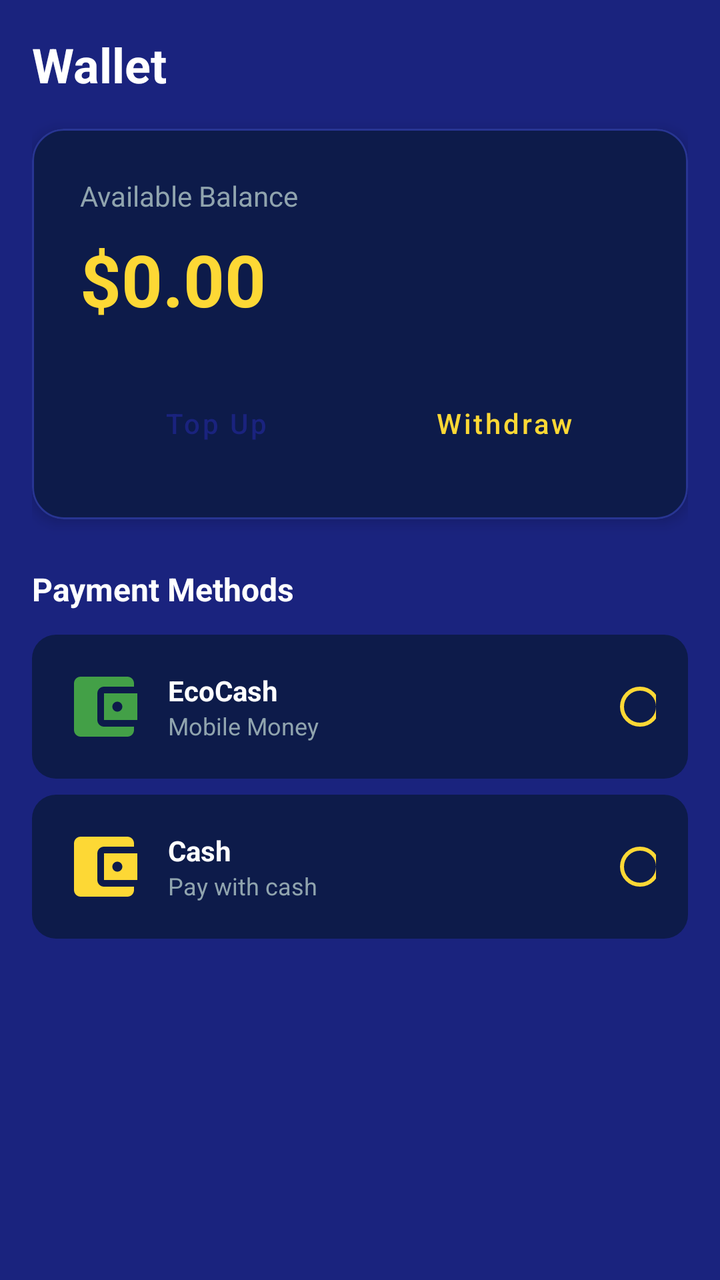
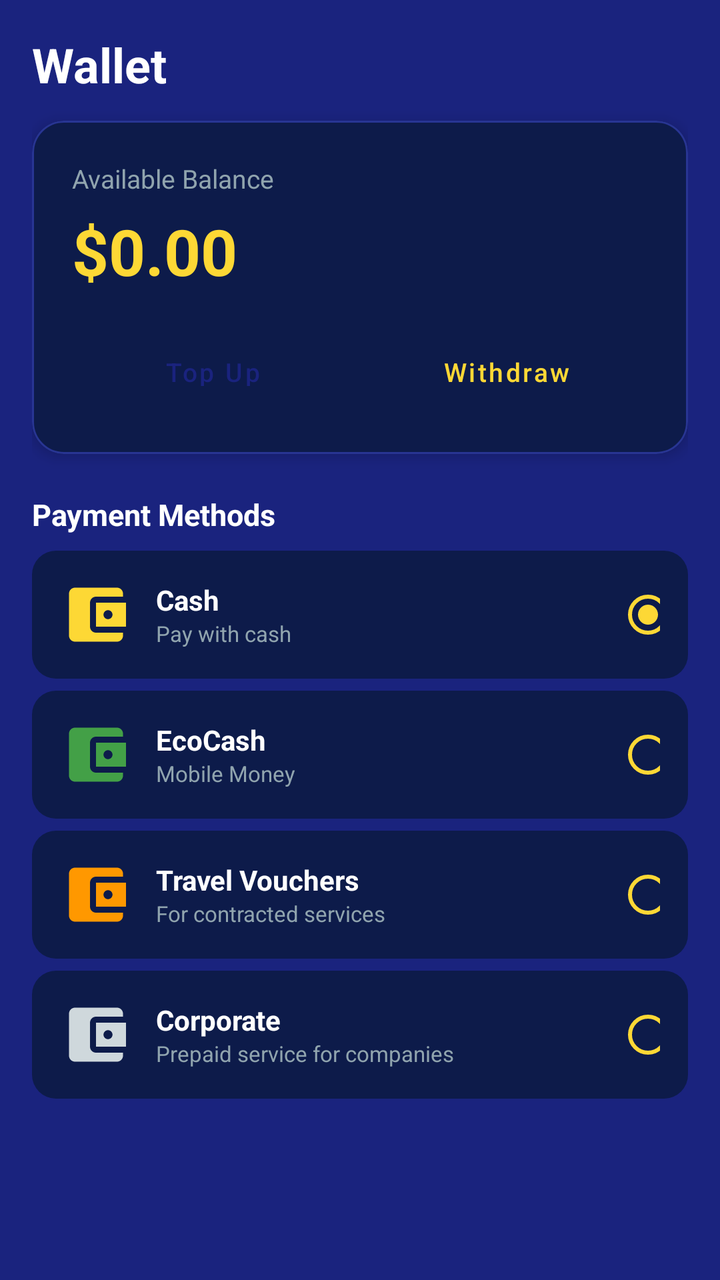

Two renders of the same Android screen: before a commit and after it. Below are the layout's source before the change and the commit's diff.
<!-- AndroidManifest.xml: application theme Theme.MinTaxis -->
<!-- res/layout/fragment_wallet.xml -->
<?xml version="1.0" encoding="utf-8"?>
<ScrollView 
    xmlns:android="http://schemas.android.com/apk/res/android"
    xmlns:app="http://schemas.android.com/apk/res-auto"
    android:layout_width="match_parent"
    android:layout_height="match_parent"
    android:background="@color/mintaxis_navy">

    <androidx.constraintlayout.widget.ConstraintLayout
        android:layout_width="match_parent"
        android:layout_height="wrap_content"
        android:padding="16dp">

        
        <TextView
            android:id="@+id/walletTitle"
            android:layout_width="wrap_content"
            android:layout_height="wrap_content"
            android:text="Wallet"
            android:textColor="@color/mintaxis_text_primary"
            android:textSize="24sp"
            android:textStyle="bold"
            app:layout_constraintStart_toStartOf="parent"
            app:layout_constraintTop_toTopOf="parent" />

        
        <com.google.android.material.card.MaterialCardView
            android:id="@+id/balanceCard"
            style="@style/MinTaxis.Card"
            android:layout_width="0dp"
            android:layout_height="wrap_content"
            android:layout_marginTop="16dp"
            app:cardBackgroundColor="@color/mintaxis_navy_dark"
            app:layout_constraintEnd_toEndOf="parent"
            app:layout_constraintStart_toStartOf="parent"
            app:layout_constraintTop_toBottomOf="@id/walletTitle">

            <LinearLayout
                android:layout_width="match_parent"
                android:layout_height="wrap_content"
                android:orientation="vertical"
                android:padding="24dp">

                <TextView
                    android:layout_width="wrap_content"
                    android:layout_height="wrap_content"
                    android:text="Available Balance"
                    android:textColor="@color/mintaxis_text_muted"
                    android:textSize="14sp" />

                <TextView
                    android:id="@+id/balanceAmount"
                    android:layout_width="wrap_content"
                    android:layout_height="wrap_content"
                    android:text="$0.00"
                    android:textColor="@color/mintaxis_yellow"
                    android:textSize="36sp"
                    android:textStyle="bold"
                    android:layout_marginTop="8dp" />

                <LinearLayout
                    android:layout_width="match_parent"
                    android:layout_height="wrap_content"
                    android:orientation="horizontal"
                    android:layout_marginTop="24dp">

                    <Button
                        android:id="@+id/topUpButton"
                        style="@style/MinTaxis.Button.Primary"
                        android:layout_width="0dp"
                        android:layout_height="48dp"
                        android:layout_weight="1"
                        android:text="Top Up"
                        android:textSize="14sp"
                        android:layout_marginEnd="8dp" />

                    <Button
                        android:id="@+id/withdrawButton"
                        style="@style/MinTaxis.Button.Secondary"
                        android:layout_width="0dp"
                        android:layout_height="48dp"
                        android:layout_weight="1"
                        android:text="Withdraw"
                        android:textSize="14sp" />

                </LinearLayout>

            </LinearLayout>

        </com.google.android.material.card.MaterialCardView>

        
        <TextView
            android:id="@+id/paymentMethodsTitle"
            android:layout_width="wrap_content"
            android:layout_height="wrap_content"
            android:text="Payment Methods"
            android:textColor="@color/mintaxis_text_primary"
            android:textSize="16sp"
            android:textStyle="bold"
            android:layout_marginTop="24dp"
            app:layout_constraintStart_toStartOf="parent"
            app:layout_constraintTop_toBottomOf="@id/balanceCard" />

        
        <LinearLayout
            android:id="@+id/ecocashOption"
            android:layout_width="0dp"
            android:layout_height="wrap_content"
            android:orientation="horizontal"
            android:gravity="center_vertical"
            android:background="@drawable/location_item_background"
            android:padding="16dp"
            android:layout_marginTop="12dp"
            app:layout_constraintEnd_toEndOf="parent"
            app:layout_constraintStart_toStartOf="parent"
            app:layout_constraintTop_toBottomOf="@id/paymentMethodsTitle">

            <ImageView
                android:layout_width="40dp"
                android:layout_height="40dp"
                android:src="@drawable/ic_wallet"
                android:tint="@color/mintaxis_green" />

            <LinearLayout
                android:layout_width="0dp"
                android:layout_height="wrap_content"
                android:layout_weight="1"
                android:orientation="vertical"
                android:layout_marginStart="12dp">

                <TextView
                    android:layout_width="wrap_content"
                    android:layout_height="wrap_content"
                    android:text="EcoCash"
                    android:textColor="@color/mintaxis_text_primary"
                    android:textSize="14sp"
                    android:textStyle="bold" />

                <TextView
                    android:layout_width="wrap_content"
                    android:layout_height="wrap_content"
                    android:text="Mobile Money"
                    android:textColor="@color/mintaxis_text_muted"
                    android:textSize="12sp" />

            </LinearLayout>

            <RadioButton
                android:id="@+id/ecocashRadio"
                android:layout_width="24dp"
                android:layout_height="24dp"
                android:buttonTint="@color/mintaxis_yellow" />

        </LinearLayout>

        
        <LinearLayout
            android:id="@+id/cashOption"
            android:layout_width="0dp"
            android:layout_height="wrap_content"
            android:orientation="horizontal"
            android:gravity="center_vertical"
            android:background="@drawable/location_item_background"
            android:padding="16dp"
            android:layout_marginTop="8dp"
            app:layout_constraintEnd_toEndOf="parent"
            app:layout_constraintStart_toStartOf="parent"
            app:layout_constraintTop_toBottomOf="@id/ecocashOption">

            <ImageView
                android:layout_width="40dp"
                android:layout_height="40dp"
                android:src="@drawable/ic_wallet"
                android:tint="@color/mintaxis_yellow" />

            <LinearLayout
                android:layout_width="0dp"
                android:layout_height="wrap_content"
                android:layout_weight="1"
                android:orientation="vertical"
                android:layout_marginStart="12dp">

                <TextView
                    android:layout_width="wrap_content"
                    android:layout_height="wrap_content"
                    android:text="Cash"
                    android:textColor="@color/mintaxis_text_primary"
                    android:textSize="14sp"
                    android:textStyle="bold" />

                <TextView
                    android:layout_width="wrap_content"
                    android:layout_height="wrap_content"
                    android:text="Pay with cash"
                    android:textColor="@color/mintaxis_text_muted"
                    android:textSize="12sp" />

            </LinearLayout>

            <RadioButton
                android:id="@+id/cashRadio"
                android:layout_width="24dp"
                android:layout_height="24dp"
                android:buttonTint="@color/mintaxis_yellow" />

        </LinearLayout>

    </androidx.constraintlayout.widget.ConstraintLayout>
</ScrollView>
<!-- resources referenced by this layout -->
<resources>
  <color name="mintaxis_green">#43A047</color>
  <color name="mintaxis_navy">#1A237E</color>
  <color name="mintaxis_navy_dark">#0D1B4A</color>
  <color name="mintaxis_text_muted">#90A4AE</color>
  <color name="mintaxis_text_primary">#FFFFFF</color>
  <color name="mintaxis_yellow">#FDD835</color>
  <!-- drawable ic_wallet (drawable) -->
  <vector xmlns:android="http://schemas.android.com/apk/res/android"
      android:width="24dp"
      android:height="24dp"
      android:viewportWidth="24"
      android:viewportHeight="24">
      <path
          android:fillColor="#FFFFFF"
          android:pathData="M21,18v1c0,1.1 -0.9,2 -2,2L5,21c-1.11,0 -2,-0.9 -2,-2L3,5c0,-1.1 0.89,-2 2,-2h14c1.1,0 2,0.9 2,2v1h-9c-1.11,0 -2,0.9 -2,2v8c0,1.1 0.89,2 2,2h9zM12,8h10v8L12,16v-8zM16,13.5c0.83,0 1.5,-0.67 1.5,-1.5s-0.67,-1.5 -1.5,-1.5 -1.5,0.67 -1.5,1.5 0.67,1.5 1.5,1.5z"/>
  </vector>
  <!-- drawable location_item_background (drawable) -->
  <?xml version="1.0" encoding="utf-8"?>
  <shape xmlns:android="http://schemas.android.com/apk/res/android"
      android:shape="rectangle">
      <solid android:color="@color/mintaxis_navy_dark" />
      <corners android:radius="12dp" />
  </shape>
  <style name="MinTaxis.Button.Primary" parent="Widget.MaterialComponents.Button">
          <item name="backgroundTint">@color/mintaxis_yellow</item>
          <item name="android:textColor">@color/mintaxis_navy</item>
          <item name="android:textAllCaps">false</item>
          <item name="cornerRadius">12dp</item>
          <item name="android:paddingTop">14dp</item>
          <item name="android:paddingBottom">14dp</item>
      </style>
  <style name="MinTaxis.Button.Secondary" parent="Widget.MaterialComponents.Button.OutlinedButton">
          <item name="strokeColor">@color/mintaxis_yellow</item>
          <item name="android:textColor">@color/mintaxis_yellow</item>
          <item name="android:textAllCaps">false</item>
          <item name="cornerRadius">12dp</item>
          <item name="android:paddingTop">14dp</item>
          <item name="android:paddingBottom">14dp</item>
      </style>
  <style name="MinTaxis.Card" parent="Widget.MaterialComponents.CardView">
          <item name="cardBackgroundColor">@color/mintaxis_card</item>
          <item name="cardCornerRadius">16dp</item>
          <item name="cardElevation">4dp</item>
          <item name="strokeColor">@color/mintaxis_navy_light</item>
          <item name="strokeWidth">1dp</item>
      </style>
  <color name="mintaxis_card">#1E3A8A</color>
  <color name="mintaxis_navy_light">#283593</color>
  <color name="mintaxis_background">#1A237E</color>
  <color name="mintaxis_text_secondary">#CFD8DC</color>
  <!-- unchanged entries left out for length: 1 -->
</resources>

<!-- the commit's change to res/layout/fragment_wallet.xml (unified diff, before → after) -->
@@ -4,84 +4,79 @@
     xmlns:app="http://schemas.android.com/apk/res-auto"
     android:layout_width="match_parent"
     android:layout_height="match_parent"
-    android:background="@color/mintaxis_navy">
-
-    <androidx.constraintlayout.widget.ConstraintLayout
+    android:background="@color/mintaxis_navy"
+    android:fillViewport="true">
+
+    <LinearLayout
         android:layout_width="match_parent"
         android:layout_height="wrap_content"
+        android:orientation="vertical"
         android:padding="16dp">
 
         
         <TextView
-            android:id="@+id/walletTitle"
             android:layout_width="wrap_content"
             android:layout_height="wrap_content"
-            android:text="Wallet"
+            android:text="@string/wallet"
             android:textColor="@color/mintaxis_text_primary"
             android:textSize="24sp"
-            android:textStyle="bold"
-            app:layout_constraintStart_toStartOf="parent"
-            app:layout_constraintTop_toTopOf="parent" />
+            android:textStyle="bold" />
 
         
         <com.google.android.material.card.MaterialCardView
-            android:id="@+id/balanceCard"
             style="@style/MinTaxis.Card"
-            android:layout_width="0dp"
-            android:layout_height="wrap_content"
-            android:layout_marginTop="16dp"
-            app:cardBackgroundColor="@color/mintaxis_navy_dark"
-            app:layout_constraintEnd_toEndOf="parent"
-            app:layout_constraintStart_toStartOf="parent"
-            app:layout_constraintTop_toBottomOf="@id/walletTitle">
+            android:layout_width="match_parent"
+            android:layout_height="wrap_content"
+            android:layout_marginTop="12dp"
+            app:cardBackgroundColor="@color/mintaxis_navy_dark">
 
             <LinearLayout
                 android:layout_width="match_parent"
                 android:layout_height="wrap_content"
                 android:orientation="vertical"
-                android:padding="24dp">
-
-                <TextView
-                    android:layout_width="wrap_content"
-                    android:layout_height="wrap_content"
-                    android:text="Available Balance"
-                    android:textColor="@color/mintaxis_text_muted"
-                    android:textSize="14sp" />
+                android:padding="20dp">
+
+                <TextView
+                    android:layout_width="wrap_content"
+                    android:layout_height="wrap_content"
+                    android:text="@string/available_balance"
+                    android:textColor="@color/mintaxis_text_muted"
+                    android:textSize="13sp" />
 
                 <TextView
                     android:id="@+id/balanceAmount"
                     android:layout_width="wrap_content"
                     android:layout_height="wrap_content"
-                    android:text="$0.00"
+                    android:text="@string/balance_amount"
                     android:textColor="@color/mintaxis_yellow"
-                    android:textSize="36sp"
+                    android:textSize="32sp"
                     android:textStyle="bold"
-                    android:layout_marginTop="8dp" />
+                    android:layout_marginTop="6dp" />
 
                 <LinearLayout
                     android:layout_width="match_parent"
                     android:layout_height="wrap_content"
                     android:orientation="horizontal"
-                    android:layout_marginTop="24dp">
+                    android:layout_marginTop="16dp">
 
                     <Button
                         android:id="@+id/topUpButton"
                         style="@style/MinTaxis.Button.Primary"
                         android:layout_width="0dp"
-                        android:layout_height="48dp"
+                        android:layout_height="44dp"
                         android:layout_weight="1"
-                        android:text="Top Up"
-                        android:textSize="14sp"
-                        android:layout_marginEnd="8dp" />
+                        android:text="@string/top_up"
+                        android:textSize="13sp"
+                        android:layout_marginEnd="6dp" />
 
                     <Button
                         android:id="@+id/withdrawButton"
                         style="@style/MinTaxis.Button.Secondary"
                         android:layout_width="0dp"
-                        android:layout_height="48dp"
+                        android:layout_height="44dp"
                         android:layout_weight="1"
-                        android:text="Withdraw"
-                        android:textSize="14sp" />
+                        android:text="@string/withdraw"
+                        android:textSize="13sp" />
 
                 </LinearLayout>
 
@@ -91,34 +86,78 @@
 
         
         <TextView
-            android:id="@+id/paymentMethodsTitle"
             android:layout_width="wrap_content"
             android:layout_height="wrap_content"
-            android:text="Payment Methods"
+            android:text="@string/payment_methods"
             android:textColor="@color/mintaxis_text_primary"
-            android:textSize="16sp"
+            android:textSize="15sp"
             android:textStyle="bold"
-            android:layout_marginTop="24dp"
-            app:layout_constraintStart_toStartOf="parent"
-            app:layout_constraintTop_toBottomOf="@id/balanceCard" />
+            android:layout_marginTop="20dp" />
+
+        
+        <LinearLayout
+            android:id="@+id/cashOption"
+            android:layout_width="match_parent"
+            android:layout_height="wrap_content"
+            android:orientation="horizontal"
+            android:gravity="center_vertical"
+            android:background="@drawable/location_item_background"
+            android:padding="14dp"
+            android:layout_marginTop="8dp">
+
+            <ImageView
+                android:layout_width="36dp"
+                android:layout_height="36dp"
+                android:src="@drawable/ic_wallet"
+                android:tint="@color/mintaxis_yellow" />
+
+            <LinearLayout
+                android:layout_width="0dp"
+                android:layout_height="wrap_content"
+                android:layout_weight="1"
+                android:orientation="vertical"
+                android:layout_marginStart="12dp">
+
+                <TextView
+                    android:layout_width="wrap_content"
+                    android:layout_height="wrap_content"
+                    android:text="@string/cash"
+                    android:textColor="@color/mintaxis_text_primary"
+                    android:textSize="14sp"
+                    android:textStyle="bold" />
+
+                <TextView
+                    android:layout_width="wrap_content"
+                    android:layout_height="wrap_content"
+                    android:text="@string/pay_with_cash"
+                    android:textColor="@color/mintaxis_text_muted"
+                    android:textSize="11sp" />
+
+            </LinearLayout>
+
+            <RadioButton
+                android:id="@+id/cashRadio"
+                android:layout_width="22dp"
+                android:layout_height="22dp"
+                android:buttonTint="@color/mintaxis_yellow"
+                android:checked="true" />
+
+        </LinearLayout>
 
         
         <LinearLayout
             android:id="@+id/ecocashOption"
-            android:layout_width="0dp"
-            android:layout_height="wrap_content"
-            android:orientation="horizontal"
-            android:gravity="center_vertical"
-            android:background="@drawable/location_item_background"
-            android:padding="16dp"
-            android:layout_marginTop="12dp"
-            app:layout_constraintEnd_toEndOf="parent"
-            app:layout_constraintStart_toStartOf="parent"
-            app:layout_constraintTop_toBottomOf="@id/paymentMethodsTitle">
-
-            <ImageView
-                android:layout_width="40dp"
-                android:layout_height="40dp"
+            android:layout_width="match_parent"
+            android:layout_height="wrap_content"
+            android:orientation="horizontal"
+            android:gravity="center_vertical"
+            android:background="@drawable/location_item_background"
+            android:padding="14dp"
+            android:layout_marginTop="6dp">
+
+            <ImageView
+                android:layout_width="36dp"
+                android:layout_height="36dp"
                 android:src="@drawable/ic_wallet"
                 android:tint="@color/mintaxis_green" />
 
@@ -132,79 +171,125 @@
                 <TextView
                     android:layout_width="wrap_content"
                     android:layout_height="wrap_content"
-                    android:text="EcoCash"
-                    android:textColor="@color/mintaxis_text_primary"
-                    android:textSize="14sp"
-                    android:textStyle="bold" />
-
-                <TextView
-                    android:layout_width="wrap_content"
-                    android:layout_height="wrap_content"
-                    android:text="Mobile Money"
-                    android:textColor="@color/mintaxis_text_muted"
-                    android:textSize="12sp" />
+                    android:text="@string/ecocash"
+                    android:textColor="@color/mintaxis_text_primary"
+                    android:textSize="14sp"
+                    android:textStyle="bold" />
+
+                <TextView
+                    android:layout_width="wrap_content"
+                    android:layout_height="wrap_content"
+                    android:text="@string/mobile_money"
+                    android:textColor="@color/mintaxis_text_muted"
+                    android:textSize="11sp" />
 
             </LinearLayout>
 
             <RadioButton
                 android:id="@+id/ecocashRadio"
-                android:layout_width="24dp"
-                android:layout_height="24dp"
+                android:layout_width="22dp"
+                android:layout_height="22dp"
                 android:buttonTint="@color/mintaxis_yellow" />
 
         </LinearLayout>
 
         
         <LinearLayout
-            android:id="@+id/cashOption"
-            android:layout_width="0dp"
-            android:layout_height="wrap_content"
-            android:orientation="horizontal"
-            android:gravity="center_vertical"
-            android:background="@drawable/location_item_background"
-            android:padding="16dp"
-            android:layout_marginTop="8dp"
-            app:layout_constraintEnd_toEndOf="parent"
-            app:layout_constraintStart_toStartOf="parent"
-            app:layout_constraintTop_toBottomOf="@id/ecocashOption">
-
-            <ImageView
-                android:layout_width="40dp"
-                android:layout_height="40dp"
-                android:src="@drawable/ic_wallet"
-                android:tint="@color/mintaxis_yellow" />
-
-            <LinearLayout
-                android:layout_width="0dp"
-                android:layout_height="wrap_content"
-                android:layout_weight="1"
-                android:orientation="vertical"
-                android:layout_marginStart="12dp">
-
-                <TextView
-                    android:layout_width="wrap_content"
-                    android:layout_height="wrap_content"
-                    android:text="Cash"
-                    android:textColor="@color/mintaxis_text_primary"
-                    android:textSize="14sp"
-                    android:textStyle="bold" />
-
-                <TextView
-                    android:layout_width="wrap_content"
-                    android:layout_height="wrap_content"
-                    android:text="Pay with cash"
-                    android:textColor="@color/mintaxis_text_muted"
-                    android:textSize="12sp" />
-
-            </LinearLayout>
-
-            <RadioButton
-                android:id="@+id/cashRadio"
-                android:layout_width="24dp"
-                android:layout_height="24dp"
+            android:id="@+id/voucherOption"
+            android:layout_width="match_parent"
+            android:layout_height="wrap_content"
+            android:orientation="horizontal"
+            android:gravity="center_vertical"
+            android:background="@drawable/location_item_background"
+            android:padding="14dp"
+            android:layout_marginTop="6dp">
+
+            <ImageView
+                android:layout_width="36dp"
+                android:layout_height="36dp"
+                android:src="@drawable/ic_wallet"
+                android:tint="@color/mintaxis_orange" />
+
+            <LinearLayout
+                android:layout_width="0dp"
+                android:layout_height="wrap_content"
+                android:layout_weight="1"
+                android:orientation="vertical"
+                android:layout_marginStart="12dp">
+
+                <TextView
+                    android:layout_width="wrap_content"
+                    android:layout_height="wrap_content"
+                    android:text="@string/travel_vouchers"
+                    android:textColor="@color/mintaxis_text_primary"
+                    android:textSize="14sp"
+                    android:textStyle="bold" />
+
+                <TextView
+                    android:layout_width="wrap_content"
+                    android:layout_height="wrap_content"
+                    android:text="For contracted services"
+                    android:textColor="@color/mintaxis_text_muted"
+                    android:textSize="11sp" />
+
+            </LinearLayout>
+
+            <RadioButton
+                android:id="@+id/voucherRadio"
+                android:layout_width="22dp"
+                android:layout_height="22dp"
                 android:buttonTint="@color/mintaxis_yellow" />
 
         </LinearLayout>
 
-    </androidx.constraintlayout.widget.ConstraintLayout>
+        
+        <LinearLayout
+            android:id="@+id/corporateOption"
+            android:layout_width="match_parent"
+            android:layout_height="wrap_content"
+            android:orientation="horizontal"
+            android:gravity="center_vertical"
+            android:background="@drawable/location_item_background"
+            android:padding="14dp"
+            android:layout_marginTop="6dp">
+
+            <ImageView
+                android:layout_width="36dp"
+                android:layout_height="36dp"
+                android:src="@drawable/ic_wallet"
+                android:tint="@color/mintaxis_text_secondary" />
+
+            <LinearLayout
+                android:layout_width="0dp"
+                android:layout_height="wrap_content"
+                android:layout_weight="1"
+                android:orientation="vertical"
+                android:layout_marginStart="12dp">
+
+                <TextView
+                    android:layout_width="wrap_content"
+                    android:layout_height="wrap_content"
+                    android:text="@string/corporate"
+                    android:textColor="@color/mintaxis_text_primary"
+                    android:textSize="14sp"
+                    android:textStyle="bold" />
+
+                <TextView
+                    android:layout_width="wrap_content"
+                    android:layout_height="wrap_content"
+                    android:text="Prepaid service for companies"
+                    android:textColor="@color/mintaxis_text_muted"
+                    android:textSize="11sp" />
+
+            </LinearLayout>
+
+            <RadioButton
+                android:id="@+id/corporateRadio"
+                android:layout_width="22dp"
+                android:layout_height="22dp"
+                android:buttonTint="@color/mintaxis_yellow" />
+
+        </LinearLayout>
+
+    </LinearLayout>
 </ScrollView>
<!-- resource entries referenced after the edit -->
@@ -3,6 +3,7 @@
   <color name="mintaxis_green">#43A047</color>
   <color name="mintaxis_navy">#1A237E</color>
   <color name="mintaxis_navy_dark">#0D1B4A</color>
+  <color name="mintaxis_orange">#FF9800</color>
   <color name="mintaxis_text_muted">#90A4AE</color>
   <color name="mintaxis_text_primary">#FFFFFF</color>
   <color name="mintaxis_yellow">#FDD835</color>
@@ -23,6 +24,18 @@
       <solid android:color="@color/mintaxis_navy_dark" />
       <corners android:radius="12dp" />
   </shape>
+  <string name="available_balance">Available Balance</string>
+  <string name="balance_amount">$0.00</string>
+  <string name="cash">Cash</string>
+  <string name="corporate">Corporate</string>
+  <string name="ecocash">EcoCash</string>
+  <string name="mobile_money">Mobile Money</string>
+  <string name="pay_with_cash">Pay with cash</string>
+  <string name="payment_methods">Payment Methods</string>
+  <string name="top_up">Top Up</string>
+  <string name="travel_vouchers">Travel Vouchers</string>
+  <string name="wallet">Wallet</string>
+  <string name="withdraw">Withdraw</string>
   <style name="MinTaxis.Button.Primary" parent="Widget.MaterialComponents.Button">
           <item name="backgroundTint">@color/mintaxis_yellow</item>
           <item name="android:textColor">@color/mintaxis_navy</item>
